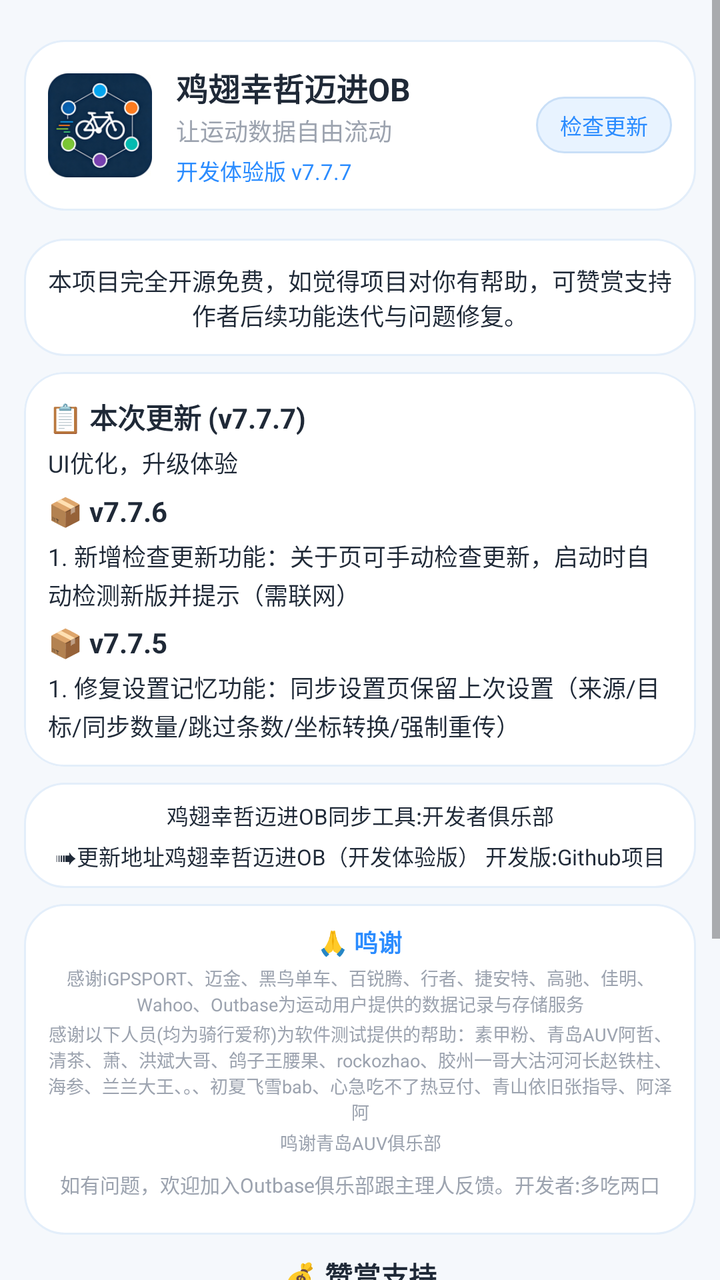
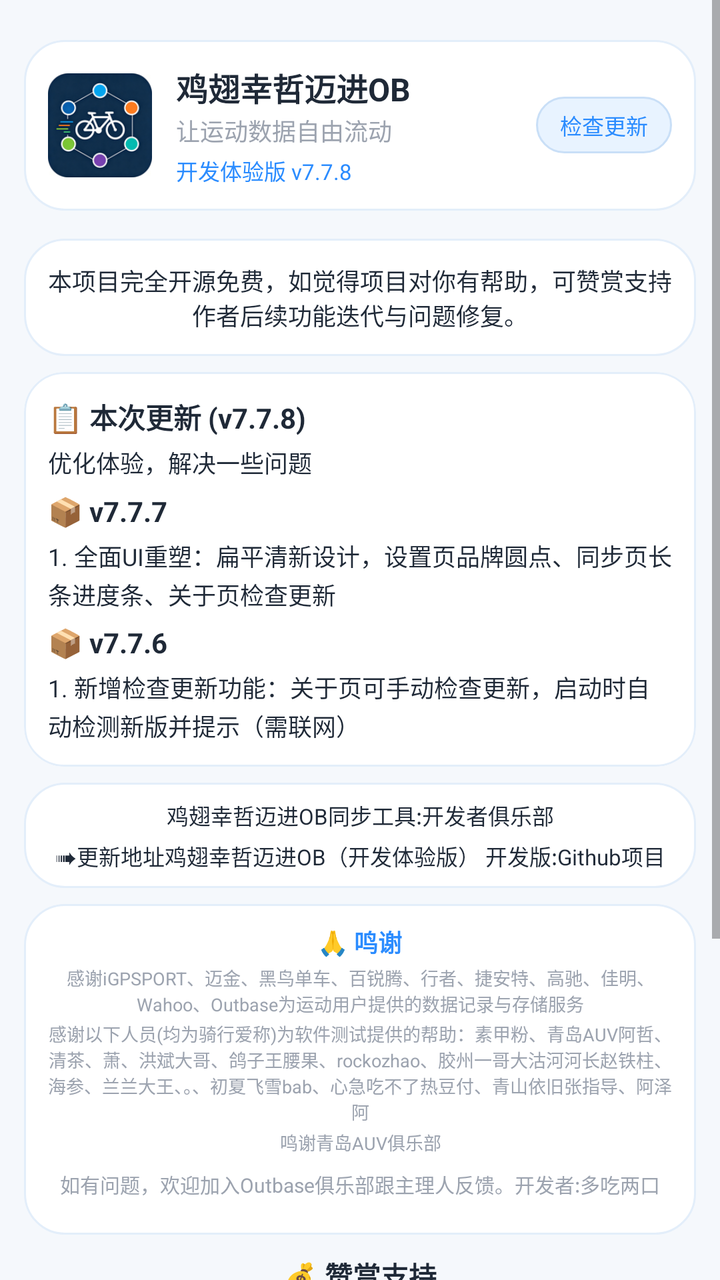

Compare the two renders of this Android layout. The source of the first and the diff that turns it into the second are given below.
<!-- AndroidManifest.xml: application theme Theme.JichiOB -->
<!-- res/layout/fragment_about.xml -->
<?xml version="1.0" encoding="utf-8"?>
<ScrollView xmlns:android="http://schemas.android.com/apk/res/android"
    xmlns:app="http://schemas.android.com/apk/res-auto"
    android:layout_width="match_parent"
    android:layout_height="match_parent"
    android:background="@color/bg_light"
    android:fillViewport="true">

    <LinearLayout
        android:layout_width="match_parent"
        android:layout_height="wrap_content"
        android:orientation="vertical"
        android:padding="12dp">

        
        <LinearLayout
            android:layout_width="match_parent"
            android:layout_height="wrap_content"
            android:layout_marginTop="8dp"
            android:layout_marginBottom="6dp"
            android:orientation="horizontal"
            android:gravity="center_vertical"
            android:padding="12dp"
            android:background="@drawable/bg_note_card">

            <ImageView
                android:layout_width="52dp"
                android:layout_height="52dp"
                android:src="@mipmap/ic_launcher"
                android:contentDescription="logo" />

            <LinearLayout
                android:layout_width="0dp"
                android:layout_height="wrap_content"
                android:layout_weight="1"
                android:layout_marginStart="12dp"
                android:orientation="vertical">

                <TextView
                    android:layout_width="wrap_content"
                    android:layout_height="wrap_content"
                    android:text="鸡翅幸哲迈进OB"
                    android:textColor="@color/text_primary"
                    android:textSize="16sp"
                    android:textStyle="bold" />

                <TextView
                    android:layout_width="wrap_content"
                    android:layout_height="wrap_content"
                    android:layout_marginTop="1dp"
                    android:text="让运动数据自由流动"
                    android:textColor="@color/text_secondary"
                    android:textSize="12sp" />

                <TextView
                    android:layout_width="wrap_content"
                    android:layout_height="wrap_content"
                    android:layout_marginTop="3dp"
                    android:text="开发体验版 v7.7.7"
                    android:textColor="@color/primary"
                    android:textSize="11sp" />
            </LinearLayout>

            
            <TextView
                android:id="@+id/btnCheckUpdate"
                android:layout_width="wrap_content"
                android:layout_height="wrap_content"
                android:layout_marginStart="8dp"
                android:background="@drawable/bg_check_update"
                android:clickable="true"
                android:focusable="true"
                android:paddingStart="12dp"
                android:paddingTop="6dp"
                android:paddingEnd="12dp"
                android:paddingBottom="6dp"
                android:text="检查更新"
                android:textColor="@color/primary"
                android:textSize="11sp" />
        </LinearLayout>

        
        <TextView
            android:layout_width="match_parent"
            android:layout_height="wrap_content"
            android:layout_marginTop="8dp"
            android:padding="12dp"
            android:background="@drawable/bg_note_card"
            android:gravity="center"
            android:text="本项目完全开源免费，如觉得项目对你有帮助，可赞赏支持作者后续功能迭代与问题修复。"
            android:textColor="@color/text_primary"
            android:textSize="12sp" />

        
        <com.google.android.material.card.MaterialCardView
            android:layout_width="match_parent"
            android:layout_height="wrap_content"
            android:layout_marginTop="8dp"
            android:layout_marginBottom="6dp"
            app:cardCornerRadius="20dp"
            app:cardElevation="0dp"
                app:strokeColor="#E3EEFA"
                app:strokeWidth="1dp">
            <LinearLayout android:layout_width="match_parent" android:layout_height="wrap_content" android:orientation="vertical" android:padding="12dp">
                <TextView android:layout_width="wrap_content" android:layout_height="wrap_content" android:text="📋 本次更新 (v7.7.7)" android:textSize="14sp" android:textStyle="bold" android:textColor="@color/text_primary" />
                <TextView android:layout_width="match_parent" android:layout_height="wrap_content" android:layout_marginTop="4dp" android:text="UI优化，升级体验" android:textSize="12sp" android:textColor="@color/text_primary" android:lineSpacingExtra="2dp" />
                <TextView android:layout_width="wrap_content" android:layout_height="wrap_content" android:layout_marginTop="6dp" android:text="📦 v7.7.6" android:textSize="14sp" android:textStyle="bold" android:textColor="@color/text_primary" />
                <TextView android:layout_width="match_parent" android:layout_height="wrap_content" android:layout_marginTop="4dp" android:text="1. 新增检查更新功能：关于页可手动检查更新，启动时自动检测新版并提示（需联网）" android:textSize="12sp" android:textColor="@color/text_primary" android:lineSpacingExtra="2dp" />
                <TextView android:layout_width="wrap_content" android:layout_height="wrap_content" android:layout_marginTop="6dp" android:text="📦 v7.7.5" android:textSize="14sp" android:textStyle="bold" android:textColor="@color/text_primary" />
                <TextView android:layout_width="match_parent" android:layout_height="wrap_content" android:layout_marginTop="4dp" android:text="1. 修复设置记忆功能：同步设置页保留上次设置（来源/目标/同步数量/跳过条数/坐标转换/强制重传）" android:textSize="12sp" android:textColor="@color/text_primary" android:lineSpacingExtra="2dp" />
            </LinearLayout>
        </com.google.android.material.card.MaterialCardView>

        
        <LinearLayout
            android:layout_width="match_parent"
            android:layout_height="wrap_content"
            android:layout_marginTop="2dp"
            android:layout_marginBottom="6dp"
            android:orientation="vertical"
            android:padding="6dp"
            android:background="@drawable/bg_note_card">
            <TextView android:id="@+id/tvClubLink" android:layout_width="match_parent" android:layout_height="wrap_content" android:gravity="center" android:text="鸡翅幸哲迈进OB同步工具:开发者俱乐部" android:textColor="@color/text_primary" android:textSize="11sp" android:padding="2dp" />
            <TextView android:id="@+id/tvUpdateLink" android:layout_width="match_parent" android:layout_height="wrap_content" android:gravity="center" android:text="➠更新地址鸡翅幸哲迈进OB（开发体验版） 开发版:Github项目" android:textColor="@color/text_primary" android:textSize="11sp" android:padding="2dp" />
        </LinearLayout>

        
        <LinearLayout
            android:layout_width="match_parent"
            android:layout_height="wrap_content"
            android:layout_marginTop="2dp"
            android:layout_marginBottom="6dp"
            android:orientation="vertical"
            android:padding="8dp"
            android:background="@drawable/bg_note_card">
            <TextView android:layout_width="match_parent" android:layout_height="wrap_content" android:gravity="center" android:text="🙏 鸣谢" android:textColor="@color/primary" android:textSize="12sp" android:textStyle="bold" android:padding="2dp" />
            <TextView android:layout_width="match_parent" android:layout_height="wrap_content" android:gravity="center" android:text="感谢iGPSPORT、迈金、黑鸟单车、百锐腾、行者、捷安特、高驰、佳明、Wahoo、Outbase为运动用户提供的数据记录与存储服务" android:textColor="@color/text_secondary" android:textSize="9sp" android:padding="1dp" />
            <TextView android:layout_width="match_parent" android:layout_height="wrap_content" android:gravity="center" android:text="感谢以下人员(均为骑行爱称)为软件测试提供的帮助：素甲粉、青岛AUV阿哲、清茶、萧、洪斌大哥、鸽子王腰果、rockozhao、胶州一哥大沽河河长赵铁柱、海参、兰兰大王、。、初夏飞雪bab、心急吃不了热豆付、青山依旧张指导、阿泽阿" android:textColor="@color/text_secondary" android:textSize="9sp" android:padding="1dp" />
            <TextView android:layout_width="match_parent" android:layout_height="wrap_content" android:gravity="center" android:text="鸣谢青岛AUV俱乐部" android:textColor="@color/text_secondary" android:textSize="9sp" android:padding="1dp" android:layout_marginBottom="4dp" />
            <TextView android:layout_width="match_parent" android:layout_height="wrap_content" android:gravity="center" android:text="如有问题，欢迎加入Outbase俱乐部跟主理人反馈。开发者:多吃两口" android:textColor="@color/text_secondary" android:textSize="10sp" android:padding="2dp" android:layout_marginBottom="8dp" />
        </LinearLayout>

        
        <TextView
            android:layout_width="match_parent"
            android:layout_height="wrap_content"
            android:gravity="center"
            android:layout_marginTop="4dp"
            android:text="💰 赞赏支持"
            android:textColor="@color/text_primary"
            android:textSize="14sp"
            android:textStyle="bold" />
        <LinearLayout
            android:layout_width="match_parent"
            android:layout_height="wrap_content"
            android:layout_marginTop="4dp"
            android:orientation="horizontal"
            android:gravity="center">
            <LinearLayout android:layout_width="0dp" android:layout_height="wrap_content" android:layout_weight="1" android:orientation="vertical" android:gravity="center" android:padding="4dp">
                <ImageView android:layout_width="150dp" android:layout_height="150dp" android:src="@drawable/reward_wechat" android:contentDescription="微信赞赏码" android:adjustViewBounds="true" />
                <TextView android:layout_width="wrap_content" android:layout_height="wrap_content" android:text="微信赞赏码" android:textSize="11sp" android:textColor="@color/text_secondary" android:layout_marginTop="2dp" />
            </LinearLayout>
            <LinearLayout android:layout_width="0dp" android:layout_height="wrap_content" android:layout_weight="1" android:orientation="vertical" android:gravity="center" android:padding="4dp">
                <ImageView android:layout_width="130dp" android:layout_height="wrap_content" android:src="@drawable/reward_alipay" android:contentDescription="支付宝收款码" android:adjustViewBounds="true" />
                <TextView android:layout_width="wrap_content" android:layout_height="wrap_content" android:text="支付宝收款码" android:textSize="11sp" android:textColor="@color/text_secondary" android:layout_marginTop="2dp" />
            </LinearLayout>
        </LinearLayout>
        <TextView
            android:layout_width="match_parent"
            android:layout_height="wrap_content"
            android:gravity="center"
            android:layout_marginTop="6dp"
            android:layout_marginBottom="12dp"
            android:text="本项目完全开源免费，您的赞赏将支持后续功能迭代与问题修复"
            android:textColor="@color/text_secondary"
            android:textSize="10sp" />
    </LinearLayout>
</ScrollView>
<!-- resources referenced by this layout -->
<resources>
  <color name="bg_light">#F5F8FC</color>
  <color name="primary">#2B8CFF</color>
  <color name="text_primary">#1F2937</color>
  <color name="text_secondary">#9CA3AF</color>
  <!-- drawable bg_check_update (drawable) -->
  <?xml version="1.0" encoding="utf-8"?>
  <shape xmlns:android="http://schemas.android.com/apk/res/android"
      android:shape="rectangle">
      <solid android:color="#E8F3FF" />
      <corners android:radius="18dp" />
      <stroke
          android:width="1dp"
          android:color="#C9DFF7" />
  </shape>
  <!-- drawable bg_note_card (drawable) -->
  <?xml version="1.0" encoding="utf-8"?>
  <shape xmlns:android="http://schemas.android.com/apk/res/android"
      android:shape="rectangle">
      <solid android:color="#FFFFFF" />
      <corners android:radius="20dp" />
      <stroke android:width="1dp" android:color="#E3EEFA" />
  </shape>
  <!-- drawable reward_alipay: png bitmap (drawable-nodpi, 139308 bytes) -->
  <!-- drawable reward_wechat: png bitmap (drawable-nodpi, 241727 bytes) -->
  <!-- mipmap ic_launcher: png bitmap (mipmap-hdpi, 9102 bytes) -->
  <style name="Theme.JichiOB" parent="Theme.MaterialComponents.Light.NoActionBar">
          <item name="colorPrimary">@color/primary</item>
          <item name="colorPrimaryDark">@color/primary_dark</item>
          <item name="colorAccent">@color/primary</item>
          <item name="android:statusBarColor">@color/bg_light</item>
          <item name="android:windowBackground">@color/bg_light</item>
      </style>
  <color name="primary_dark">#1A6FDB</color>
</resources>

<!-- the commit's change to res/layout/fragment_about.xml (unified diff, before → after) -->
@@ -56,7 +56,7 @@
                     android:layout_width="wrap_content"
                     android:layout_height="wrap_content"
                     android:layout_marginTop="3dp"
-                    android:text="开发体验版 v7.7.7"
+                    android:text="开发体验版 v7.7.8"
                     android:textColor="@color/primary"
                     android:textSize="11sp" />
             </LinearLayout>
@@ -102,12 +102,12 @@
                 app:strokeColor="#E3EEFA"
                 app:strokeWidth="1dp">
             <LinearLayout android:layout_width="match_parent" android:layout_height="wrap_content" android:orientation="vertical" android:padding="12dp">
-                <TextView android:layout_width="wrap_content" android:layout_height="wrap_content" android:text="📋 本次更新 (v7.7.7)" android:textSize="14sp" android:textStyle="bold" android:textColor="@color/text_primary" />
-                <TextView android:layout_width="match_parent" android:layout_height="wrap_content" android:layout_marginTop="4dp" android:text="UI优化，升级体验" android:textSize="12sp" android:textColor="@color/text_primary" android:lineSpacingExtra="2dp" />
+                <TextView android:layout_width="wrap_content" android:layout_height="wrap_content" android:text="📋 本次更新 (v7.7.8)" android:textSize="14sp" android:textStyle="bold" android:textColor="@color/text_primary" />
+                <TextView android:layout_width="match_parent" android:layout_height="wrap_content" android:layout_marginTop="4dp" android:text="优化体验，解决一些问题" android:textSize="12sp" android:textColor="@color/text_primary" android:lineSpacingExtra="2dp" />
+                <TextView android:layout_width="wrap_content" android:layout_height="wrap_content" android:layout_marginTop="6dp" android:text="📦 v7.7.7" android:textSize="14sp" android:textStyle="bold" android:textColor="@color/text_primary" />
+                <TextView android:layout_width="match_parent" android:layout_height="wrap_content" android:layout_marginTop="4dp" android:text="1. 全面UI重塑：扁平清新设计，设置页品牌圆点、同步页长条进度条、关于页检查更新" android:textSize="12sp" android:textColor="@color/text_primary" android:lineSpacingExtra="2dp" />
                 <TextView android:layout_width="wrap_content" android:layout_height="wrap_content" android:layout_marginTop="6dp" android:text="📦 v7.7.6" android:textSize="14sp" android:textStyle="bold" android:textColor="@color/text_primary" />
                 <TextView android:layout_width="match_parent" android:layout_height="wrap_content" android:layout_marginTop="4dp" android:text="1. 新增检查更新功能：关于页可手动检查更新，启动时自动检测新版并提示（需联网）" android:textSize="12sp" android:textColor="@color/text_primary" android:lineSpacingExtra="2dp" />
-                <TextView android:layout_width="wrap_content" android:layout_height="wrap_content" android:layout_marginTop="6dp" android:text="📦 v7.7.5" android:textSize="14sp" android:textStyle="bold" android:textColor="@color/text_primary" />
-                <TextView android:layout_width="match_parent" android:layout_height="wrap_content" android:layout_marginTop="4dp" android:text="1. 修复设置记忆功能：同步设置页保留上次设置（来源/目标/同步数量/跳过条数/坐标转换/强制重传）" android:textSize="12sp" android:textColor="@color/text_primary" android:lineSpacingExtra="2dp" />
             </LinearLayout>
         </com.google.android.material.card.MaterialCardView>
 
